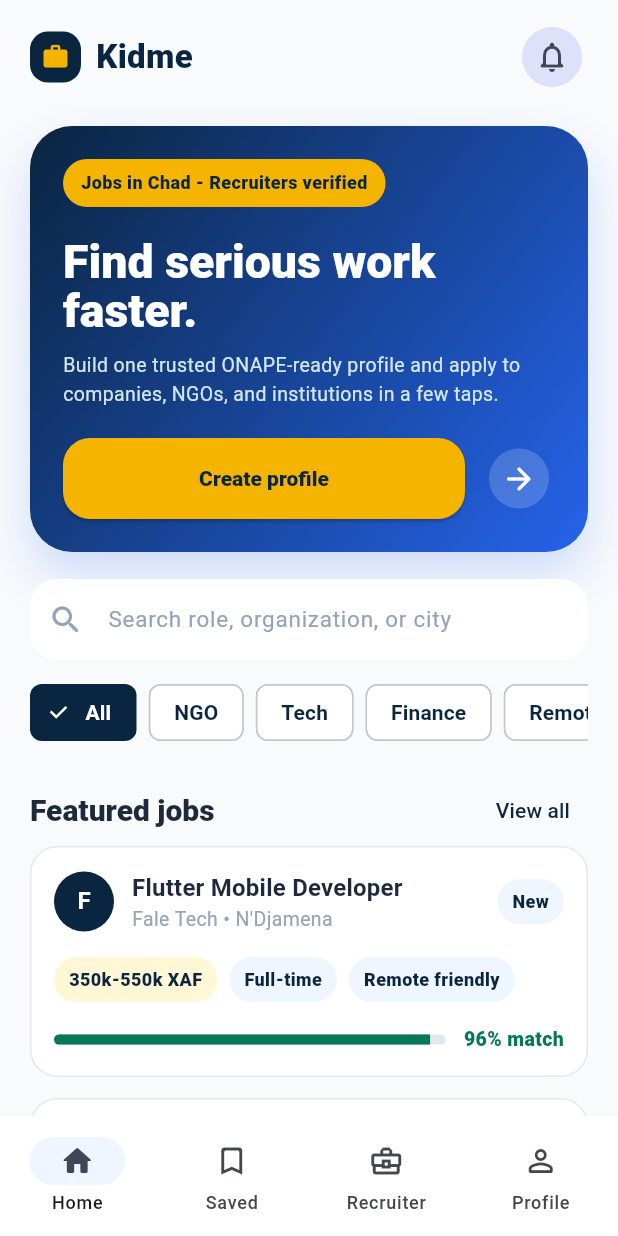
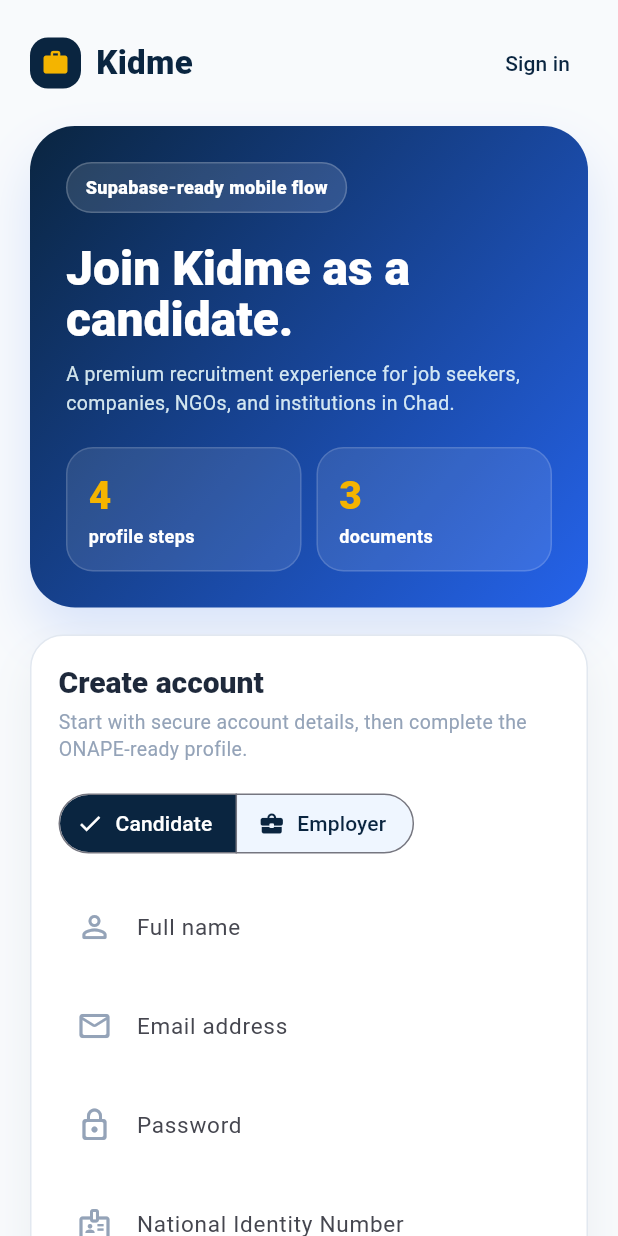
Before and after one commit to Rosa-Demaye/kidme_mobile_app, a Flutter app: the screen it shows after launch, on a phone screen of 412 x 824 dp. Run offline on Flutter 3.47's test engine with Material 3 defaults, Android fonts, the phone set to English and light mode, and no system bars.

Commit message:
Port Figma register flow to Flutter

```diff
--- a/lib/main.dart
+++ b/lib/main.dart
@@ -1,6 +1,6 @@
 import 'package:flutter/material.dart';
 
-import 'screens/job_feed_screen.dart';
+import 'screens/register_screen.dart';
 import 'theme/app_theme.dart';
 
 void main() {
@@ -16,7 +16,7 @@
       title: 'Kidme',
       debugShowCheckedModeBanner: false,
       theme: AppTheme.light,
-      home: const JobFeedScreen(),
+      home: const RegisterScreen(),
     );
   }
 }
--- /dev/null
+++ b/lib/screens/register_screen.dart
@@ -0,0 +1,377 @@
+import 'package:flutter/material.dart';
+
+import '../theme/app_colors.dart';
+import '../widgets/kidme_button.dart';
+import '../widgets/kidme_card.dart';
+import '../widgets/kidme_logo.dart';
+import 'job_feed_screen.dart';
+import 'login_screen.dart';
+
+class RegisterScreen extends StatefulWidget {
+  const RegisterScreen({super.key});
+
+  @override
+  State<RegisterScreen> createState() => _RegisterScreenState();
+}
+
+class _RegisterScreenState extends State<RegisterScreen> {
+  int _selectedRole = 0;
+
+  @override
+  Widget build(BuildContext context) {
+    return Scaffold(
+      body: SafeArea(
+        child: ListView(
+          padding: const EdgeInsets.fromLTRB(20, 18, 20, 28),
+          children: [
+            Row(
+              children: [
+                const KidmeLogo(),
+                const Spacer(),
+                TextButton(
+                  onPressed: () => Navigator.of(context).push(
+                    MaterialPageRoute<void>(
+                      builder: (_) => const LoginScreen(),
+                    ),
+                  ),
+                  child: const Text('Sign in'),
+                ),
+              ],
+            ),
+            const SizedBox(height: 18),
+            _RegisterHero(selectedRole: _selectedRole),
+            const SizedBox(height: 18),
+            KidmeCard(
+              child: Column(
+                crossAxisAlignment: CrossAxisAlignment.start,
+                children: [
+                  Text(
+                    'Create account',
+                    style: Theme.of(context).textTheme.titleLarge,
+                  ),
+                  const SizedBox(height: 6),
+                  const Text(
+                    'Start with secure account details, then complete the ONAPE-ready profile.',
+                  ),
+                  const SizedBox(height: 16),
+                  _RoleSelector(
+                    selectedRole: _selectedRole,
+                    onChanged: (value) => setState(() => _selectedRole = value),
+                  ),
+                  const SizedBox(height: 18),
+                  const _AuthField(
+                    label: 'Full name',
+                    icon: Icons.person_outline_rounded,
+                  ),
+                  const SizedBox(height: 12),
+                  const _AuthField(
+                    label: 'Email address',
+                    icon: Icons.mail_outline_rounded,
+                  ),
+                  const SizedBox(height: 12),
+                  const _AuthField(
+                    label: 'Password',
+                    icon: Icons.lock_outline_rounded,
+                    obscureText: true,
+                  ),
+                  const SizedBox(height: 12),
+                  const _AuthField(
+                    label: 'National Identity Number',
+                    icon: Icons.badge_outlined,
+                  ),
+                  const SizedBox(height: 18),
+                  KidmeButton(
+                    label: 'Create account',
+                    icon: Icons.verified_user_outlined,
+                    onPressed: () => Navigator.of(context).pushReplacement(
+                      MaterialPageRoute<void>(
+                        builder: (_) => const JobFeedScreen(),
+                      ),
+                    ),
+                  ),
+                ],
+              ),
+            ),
+            const SizedBox(height: 18),
+            const _DocumentReadinessCard(),
+          ],
+        ),
+      ),
+    );
+  }
+}
+
+class _RegisterHero extends StatelessWidget {
+  const _RegisterHero({required this.selectedRole});
+
+  final int selectedRole;
+
+  @override
+  Widget build(BuildContext context) {
+    final roleLabel = selectedRole == 0 ? 'candidate' : 'organization';
+
+    return Container(
+      padding: const EdgeInsets.all(24),
+      decoration: BoxDecoration(
+        borderRadius: BorderRadius.circular(30),
+        gradient: const LinearGradient(
+          colors: [AppColors.primaryNavy, AppColors.professionalBlue],
+          begin: Alignment.topLeft,
+          end: Alignment.bottomRight,
+        ),
+        boxShadow: [
+          BoxShadow(
+            color: AppColors.professionalBlue.withAlpha(38),
+            blurRadius: 30,
+            offset: const Offset(0, 18),
+          ),
+        ],
+      ),
+      child: Column(
+        crossAxisAlignment: CrossAxisAlignment.start,
+        children: [
+          Container(
+            padding: const EdgeInsets.symmetric(horizontal: 12, vertical: 8),
+            decoration: BoxDecoration(
+              color: Colors.white.withAlpha(31),
+              borderRadius: BorderRadius.circular(999),
+              border: Border.all(color: Colors.white.withAlpha(51)),
+            ),
+            child: const Text(
+              'Supabase-ready mobile flow',
+              style: TextStyle(
+                color: Colors.white,
+                fontWeight: FontWeight.w800,
+                fontSize: 12,
+              ),
+            ),
+          ),
+          const SizedBox(height: 20),
+          Text(
+            'Join Kidme as a $roleLabel.',
+            style: Theme.of(context).textTheme.displaySmall?.copyWith(
+              color: Colors.white,
+              fontSize: 32,
+            ),
+          ),
+          const SizedBox(height: 10),
+          const Text(
+            'A premium recruitment experience for job seekers, companies, NGOs, and institutions in Chad.',
+            style: TextStyle(color: Color(0xDDEFFFFF), height: 1.45),
+          ),
+          const SizedBox(height: 20),
+          const Row(
+            children: [
+              Expanded(
+                child: _HeroMetric(value: '4', label: 'profile steps'),
+              ),
+              SizedBox(width: 10),
+              Expanded(
+                child: _HeroMetric(value: '3', label: 'documents'),
+              ),
+            ],
+          ),
+        ],
+      ),
+    );
+  }
+}
+
+class _RoleSelector extends StatelessWidget {
+  const _RoleSelector({required this.selectedRole, required this.onChanged});
+
+  final int selectedRole;
+  final ValueChanged<int> onChanged;
+
+  @override
+  Widget build(BuildContext context) {
+    return SegmentedButton<int>(
+      segments: const [
+        ButtonSegment<int>(
+          value: 0,
+          label: Text('Candidate'),
+          icon: Icon(Icons.person_search_rounded),
+        ),
+        ButtonSegment<int>(
+          value: 1,
+          label: Text('Employer'),
+          icon: Icon(Icons.business_center_rounded),
+        ),
+      ],
+      selected: {selectedRole},
+      onSelectionChanged: (values) => onChanged(values.first),
+      style: ButtonStyle(
+        backgroundColor: WidgetStateProperty.resolveWith((states) {
+          if (states.contains(WidgetState.selected)) {
+            return AppColors.primaryNavy;
+          }
+          return AppColors.blueMist;
+        }),
+        foregroundColor: WidgetStateProperty.resolveWith((states) {
+          if (states.contains(WidgetState.selected)) {
+            return Colors.white;
+          }
+          return AppColors.primaryNavy;
+        }),
+      ),
+    );
+  }
+}
+
+class _AuthField extends StatelessWidget {
+  const _AuthField({
+    required this.label,
+    required this.icon,
+    this.obscureText = false,
+  });
+
+  final String label;
+  final IconData icon;
+  final bool obscureText;
+
+  @override
+  Widget build(BuildContext context) {
+    return TextField(
+      obscureText: obscureText,
+      decoration: InputDecoration(labelText: label, prefixIcon: Icon(icon)),
+    );
+  }
+}
+
+class _DocumentReadinessCard extends StatelessWidget {
+  const _DocumentReadinessCard();
+
+  @override
+  Widget build(BuildContext context) {
+    return KidmeCard(
+      color: const Color(0xFFFBFDFF),
+      child: Column(
+        crossAxisAlignment: CrossAxisAlignment.start,
+        children: [
+          Row(
+            children: [
+              Container(
+                height: 42,
+                width: 42,
+                decoration: BoxDecoration(
+                  color: AppColors.warmMist,
+                  borderRadius: BorderRadius.circular(14),
+                ),
+                child: const Icon(
+                  Icons.folder_copy_outlined,
+                  color: AppColors.primaryNavy,
+                ),
+              ),
+              const SizedBox(width: 12),
+              Expanded(
+                child: Text(
+                  'Application kit',
+                  style: Theme.of(context).textTheme.titleMedium,
+                ),
+              ),
+              const Text(
+                '0/3',
+                style: TextStyle(
+                  color: AppColors.professionalBlue,
+                  fontWeight: FontWeight.w900,
+                ),
+              ),
+            ],
+          ),
+          const SizedBox(height: 16),
+          const _DocumentRow(title: 'Diploma PDF', subtitle: 'Education proof'),
+          const _DocumentRow(
+            title: 'National ID PDF',
+            subtitle: 'Identity verification',
+          ),
+          const _DocumentRow(
+            title: 'Criminal record',
+            subtitle: 'Less than 6 months old',
+          ),
+        ],
+      ),
+    );
+  }
+}
+
+class _DocumentRow extends StatelessWidget {
+  const _DocumentRow({required this.title, required this.subtitle});
+
+  final String title;
+  final String subtitle;
+
+  @override
+  Widget build(BuildContext context) {
+    return Padding(
+      padding: const EdgeInsets.only(bottom: 12),
+      child: Row(
+        children: [
+          const Icon(
+            Icons.radio_button_unchecked_rounded,
+            color: AppColors.softGrey,
+            size: 22,
+          ),
+          const SizedBox(width: 10),
+          Expanded(
+            child: Column(
+              crossAxisAlignment: CrossAxisAlignment.start,
+              children: [
+                Text(
+                  title,
+                  style: const TextStyle(fontWeight: FontWeight.w800),
+                ),
+                Text(subtitle),
+              ],
+            ),
+          ),
+          TextButton.icon(
+            onPressed: () {},
+            icon: const Icon(Icons.upload_file_rounded, size: 18),
+            label: const Text('Upload'),
+          ),
+        ],
+      ),
+    );
+  }
+}
+
+class _HeroMetric extends StatelessWidget {
+  const _HeroMetric({required this.value, required this.label});
+
+  final String value;
+  final String label;
+
+  @override
+  Widget build(BuildContext context) {
+    return Container(
+      padding: const EdgeInsets.all(14),
+      decoration: BoxDecoration(
+        color: Colors.white.withAlpha(26),
+        borderRadius: BorderRadius.circular(18),
+        border: Border.all(color: Colors.white.withAlpha(38)),
+      ),
+      child: Column(
+        crossAxisAlignment: CrossAxisAlignment.start,
+        children: [
+          Text(
+            value,
+            style: const TextStyle(
+              color: AppColors.goldAccent,
+              fontSize: 26,
+              fontWeight: FontWeight.w900,
+            ),
+          ),
+          const SizedBox(height: 2),
+          Text(
+            label,
+            style: const TextStyle(
+              color: Colors.white,
+              fontSize: 12,
+              fontWeight: FontWeight.w700,
+            ),
+          ),
+        ],
+      ),
+    );
+  }
+}
--- /dev/null
+++ b/lib/widgets/kidme_card.dart
@@ -0,0 +1,37 @@
+import 'package:flutter/material.dart';
+
+import '../theme/app_colors.dart';
+
+class KidmeCard extends StatelessWidget {
+  const KidmeCard({
+    super.key,
+    required this.child,
+    this.padding = const EdgeInsets.all(18),
+    this.color = Colors.white,
+  });
+
+  final Widget child;
+  final EdgeInsetsGeometry padding;
+  final Color color;
+
+  @override
+  Widget build(BuildContext context) {
+    return Container(
+      width: double.infinity,
+      padding: padding,
+      decoration: BoxDecoration(
+        color: color,
+        borderRadius: BorderRadius.circular(22),
+        border: Border.all(color: AppColors.cardBorder),
+        boxShadow: [
+          BoxShadow(
+            color: AppColors.primaryNavy.withAlpha(14),
+            blurRadius: 24,
+            offset: const Offset(0, 14),
+          ),
+        ],
+      ),
+      child: child,
+    );
+  }
+}
```
Also changed, not shown: lib/screens/login_screen.dart (added, +106 -0 lines), lib/widgets/kidme_button.dart (added, +33 -0 lines), 1 other file.
